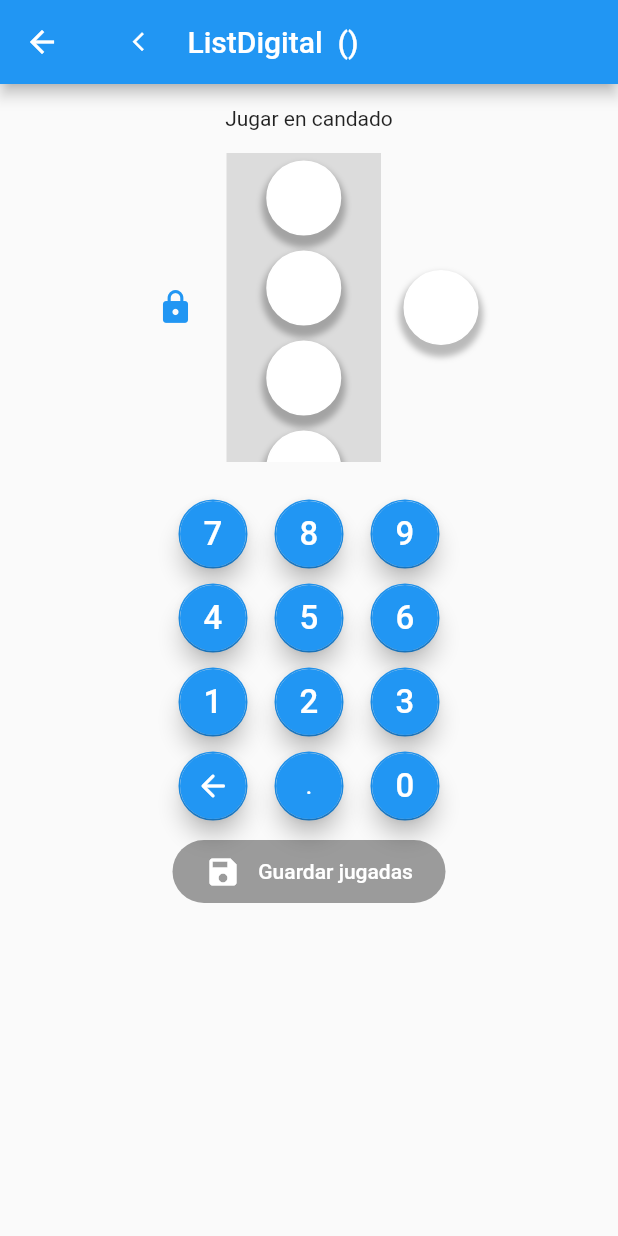
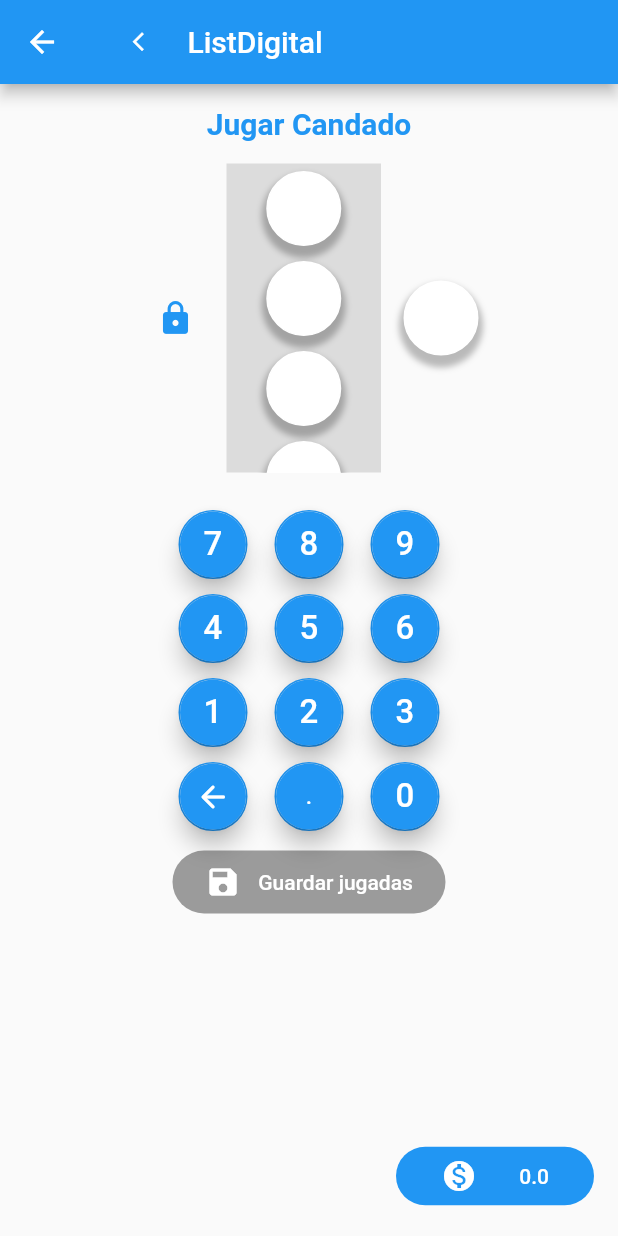
Before and after one commit to cjhd92/juguemos, a Flutter app: the Candado screen opened by its route, on a phone screen of 412 x 824 dp. Run offline on Flutter 3.47's test engine with Material 2 defaults, Android fonts, the phone set to English and light mode, and no system bars; our stand-ins replace get; missing offline and left inert: dart:ffi; network calls fail.

Commit message:
ultimo para mi ahora si

```diff
--- a/lib/pages/candado_page.dart
+++ b/lib/pages/candado_page.dart
@@ -57,7 +57,7 @@ class _CandadoState extends State<Candado> {
                 color: Colors.white,
               ),
             ),
-              Obx((() => Text(" ListDigital  (${control.userName})"))),
+            Obx((() => Text(" ListDigital ${control.userName}"))),
           ],
         ),
       ),
@@ -70,7 +70,13 @@ class _CandadoState extends State<Candado> {
               SizedBox(
                 height: 15,
               ),
-                Text("Jugar en candado"),
+              Text(
+                "Jugar Candado",
+                style: TextStyle(
+                    color: Color.fromRGBO(33, 150, 243, 1),
+                    fontWeight: FontWeight.bold,
+                    fontSize: 20),
+              ),
               SizedBox(
                 height: 15,
               ),
@@ -98,7 +104,9 @@ class _CandadoState extends State<Candado> {
               ),
               _teclado()
             ],
-            )));
+          )),
+      floatingActionButton: _crearBotones(context),
+    );
   }
 
   Widget inputCircularApuesta() {
@@ -877,4 +885,31 @@ class _CandadoState extends State<Candado> {
     selecC = false;
     selecA = false; */
   }
+
+  Widget _crearBotones(BuildContext context) {
+    return RaisedButton(
+        child: Container(
+          //padding: EdgeInsets.symmetric(horizontal: 40.0, vertical: 12.0),
+          child: Container(
+            width: 100.0,
+            height: 39.0,
+            child: Row(
+              mainAxisAlignment: MainAxisAlignment.spaceAround,
+              children: [
+                Icon(Icons.monetization_on_sharp),
+                //Text(control.sumarApuesta().toString()),
+                Text(control.sumaTotal.toString() + ".0"),
+              ],
+            ),
+          ),
+        ),
+        shape:
+            RoundedRectangleBorder(borderRadius: BorderRadius.circular(22.0)),
+        elevation: 0.0,
+        color: Colors.blue,
+        textColor: Colors.white,
+        onPressed: () {
+          Navigator.pushReplacementNamed(context, 'noEnv');
+        });
   }
+}
--- a/lib/pages/centena_page.dart
+++ b/lib/pages/centena_page.dart
@@ -37,7 +37,7 @@ class _CentenaState extends State<Centena> {
                 color: Colors.white,
               ),
             ),
-            Obx((() => Text(" ListDigital  (${control.userName})"))),
+            Obx((() => Text(" ListDigital  ${control.userName}"))),
           ],
         ),
       ),
@@ -461,7 +461,7 @@ class _CentenaState extends State<Centena> {
   }
 
   void _selecBtn(String btn) {
-    if (selecC && centena.length < 2) {
+    if (selecC && centena.length < 3) {
       centena = centena + btn;
     } else {
       print("numero supera mas de dos digitos $centena");
--- a/lib/pages/decena_page.dart
+++ b/lib/pages/decena_page.dart
@@ -40,7 +40,7 @@ class _DecenaState extends State<Decena> {
                 color: Colors.white,
               ),
             ),
-            Obx((() => Text(" ListDigital  (${control.userName})"))),
+            Obx((() => Text(" ListDigital  ${control.userName}"))),
           ],
         ),
       ),
--- a/lib/pages/home_page.dart
+++ b/lib/pages/home_page.dart
@@ -210,7 +210,7 @@ class HomePage extends StatelessWidget {
                                 "Limita la parle del dia y la noche: El parle a ${snapshot.data["parle_limited_pay"]} ",
                                 Icon(Icons.label_important_outlined),
                                 context,
-                                "limitarP"),
+                                "limitarB"),
                             SizedBox(height: 15.0),
                           ],
                         ),
--- a/lib/pages/parle_page.dart
+++ b/lib/pages/parle_page.dart
@@ -41,7 +41,7 @@ class _ParleState extends State<Parle> {
                 color: Colors.white,
               ),
             ),
-            Obx((() => Text(" ListDigital  (${control.userName})"))),
+            Obx((() => Text(" ListDigital  ${control.userName}"))),
           ],
         ),
       ),
@@ -498,6 +498,7 @@ class _ParleState extends State<Parle> {
                       control.setIdemPkp(control.id_pk.value);
 
                       control.setParle(number1, number2, jugada);
+                      control.sumarApuesta(int.parse(jugada));
                       _reset();
                     });
                   }
@@ -579,7 +580,7 @@ class _ParleState extends State<Parle> {
               mainAxisAlignment: MainAxisAlignment.spaceAround,
               children: [
                 Icon(Icons.monetization_on_sharp),
-                Text('8500.00'),
+                Text(control.sumaTotal.toString() + ".0"),
               ],
             ),
           ),
--- a/lib/pages/resumen_page.dart
+++ b/lib/pages/resumen_page.dart
@@ -30,7 +30,7 @@ class _ResumenState extends State<Resumen> {
           children: [
             IconButton(
               onPressed: () {
-                Navigator.pushReplacementNamed(context, "/");
+                Navigator.pushReplacementNamed(context, "home");
               },
               icon: Icon(
                 Icons.arrow_back_ios,
@@ -92,7 +92,6 @@ class _ResumenState extends State<Resumen> {
                         DropdownMenuItem(
                             child: Text(
                               "Dia",
-                              style: TextStyle(color: Colors.white),
                             ),
                             value: 1),
                         DropdownMenuItem(child: Text("Noche"), value: 2)
--- a/lib/pages/terminal_page.dart
+++ b/lib/pages/terminal_page.dart
@@ -40,7 +40,7 @@ class _TerminalState extends State<Terminal> {
                 color: Colors.white,
               ),
             ),
-            Obx((() => Text(" ListDigital  (${control.userName})"))),
+            Obx((() => Text(" ListDigital  ${control.userName}"))),
           ],
         ),
       ),
```
Also changed, not shown: lib/pages/bola_page.dart (+13 -1 lines), lib/pages/multiple_page.dart (+15 -2 lines), lib/provider/get_rule_provider.dart (+1 -1 lines), lib/provider/subir_lista.dart (+1 -1 lines). Lines whose indentation alone changed are shown as unchanged.
